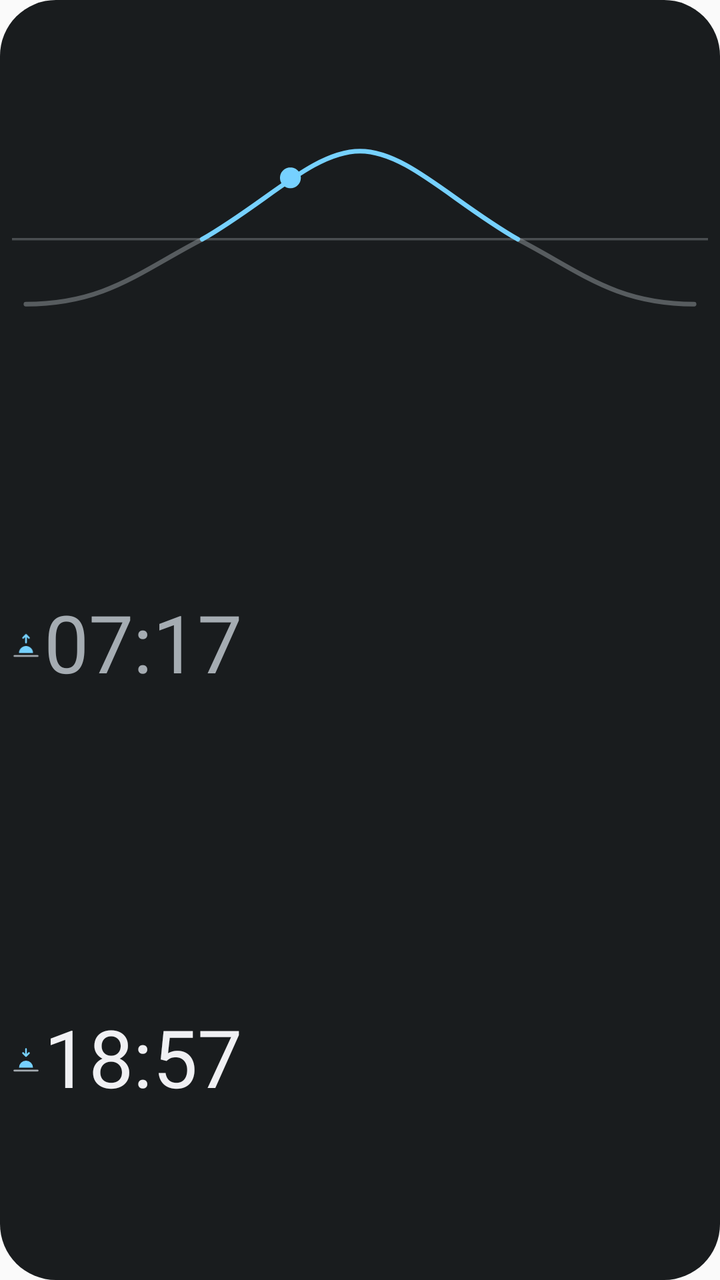
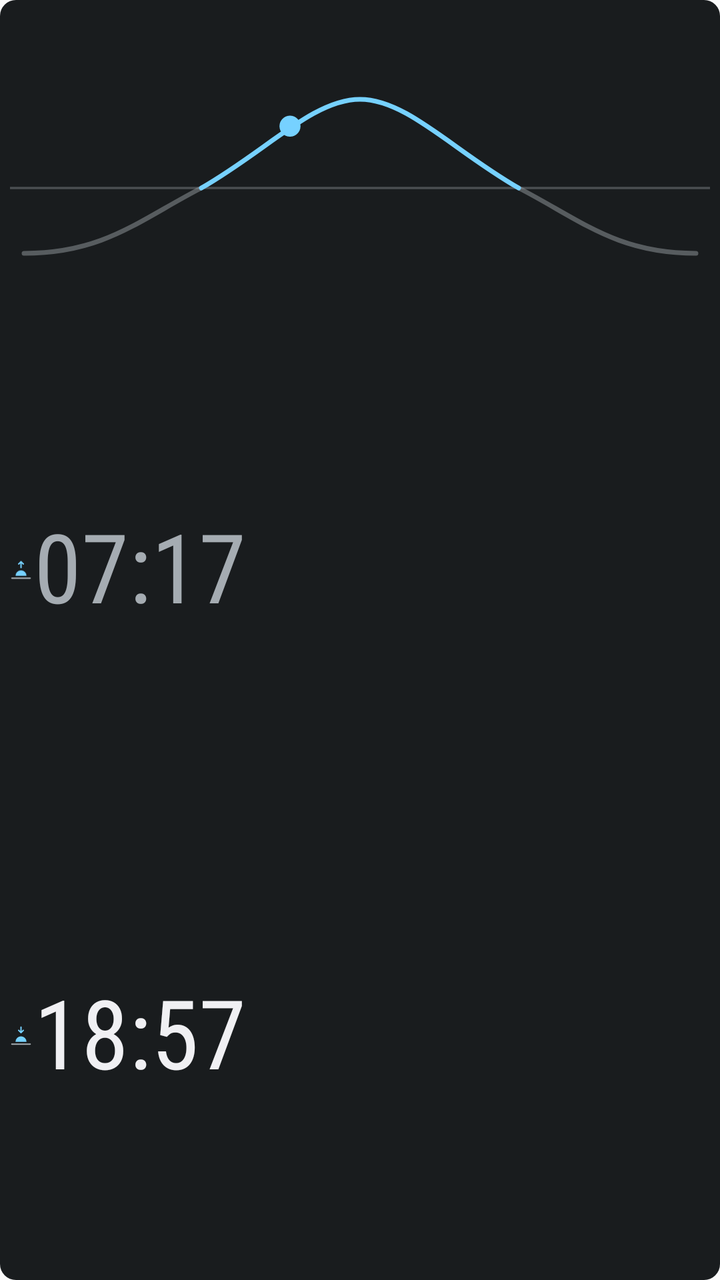

Two renders of the same Android screen: before a commit and after it. Below are the layout's source before the change and the commit's diff.
<!-- AndroidManifest.xml: application theme Theme.SunW -->
<!-- res/layout/widget_sun_tiny.xml -->
<?xml version="1.0" encoding="utf-8"?>
<LinearLayout xmlns:android="http://schemas.android.com/apk/res/android"
    android:id="@+id/root"
    android:layout_width="match_parent"
    android:layout_height="match_parent"
    android:background="@drawable/widget_background"
    android:orientation="vertical"
    android:padding="6dp">

    <ImageView
        android:id="@+id/curve"
        android:layout_width="match_parent"
        android:layout_height="0dp"
        android:layout_weight="0.34"
        android:contentDescription="@string/curve_description"
        android:scaleType="fitCenter"
        android:src="@drawable/curve_placeholder" />

    <LinearLayout
        android:layout_width="match_parent"
        android:layout_height="0dp"
        android:layout_weight="0.33"
        android:gravity="center_vertical"
        android:orientation="horizontal">

        <ImageView
            android:id="@+id/sunrise_icon"
            android:layout_width="14dp"
            android:layout_height="14dp"
            android:layout_marginEnd="2dp"
            android:importantForAccessibility="no"
            android:src="@drawable/ic_sunrise" />

        
        <TextView
            android:id="@+id/sunrise"
            android:layout_width="0dp"
            android:layout_height="match_parent"
            android:layout_weight="1"
            android:autoSizeMaxTextSize="40sp"
            android:autoSizeMinTextSize="9sp"
            android:autoSizeStepGranularity="1sp"
            android:autoSizeTextType="uniform"
            android:gravity="center_vertical|start"
            android:includeFontPadding="false"
            android:maxLines="1"
            android:text="07:17"
            android:textColor="@color/widget_text_secondary" />
    </LinearLayout>

    <LinearLayout
        android:id="@+id/sunset_row"
        android:layout_width="match_parent"
        android:layout_height="0dp"
        android:layout_weight="0.33"
        android:gravity="center_vertical"
        android:orientation="horizontal">

        <ImageView
            android:layout_width="14dp"
            android:layout_height="14dp"
            android:layout_marginEnd="2dp"
            android:importantForAccessibility="no"
            android:src="@drawable/ic_sunset" />

        <TextView
            android:id="@+id/sunset"
            android:layout_width="0dp"
            android:layout_height="match_parent"
            android:layout_weight="1"
            android:autoSizeMaxTextSize="40sp"
            android:autoSizeMinTextSize="9sp"
            android:autoSizeStepGranularity="1sp"
            android:autoSizeTextType="uniform"
            android:gravity="center_vertical|start"
            android:includeFontPadding="false"
            android:maxLines="1"
            android:text="18:57"
            android:textColor="@color/widget_text" />
    </LinearLayout>
</LinearLayout>
<!-- resources referenced by this layout -->
<resources>
  <color name="widget_text">#F2F1EE</color>
  <color name="widget_text_secondary">#A8A6A1</color>
  <!-- drawable curve_placeholder (drawable) -->
  <?xml version="1.0" encoding="utf-8"?>
  <vector xmlns:android="http://schemas.android.com/apk/res/android"
      android:width="300dp"
      android:height="80dp"
      android:viewportWidth="300"
      android:viewportHeight="80">
      <path
          android:strokeColor="@color/widget_text_secondary"
          android:strokeAlpha="0.35"
          android:strokeWidth="1"
          android:pathData="M0,46H300" />
      <path
          android:strokeColor="@color/widget_text_secondary"
          android:strokeAlpha="0.45"
          android:strokeWidth="2"
          android:strokeLineCap="round"
          android:pathData="M6,74 C40,74 55,60 82,46 M218,46 C245,60 260,74 294,74" />
      <path
          android:strokeColor="@color/widget_accent"
          android:strokeWidth="2"
          android:strokeLineCap="round"
          android:pathData="M82,46 C110,30 130,8 150,8 C170,8 190,30 218,46" />
      <path
          android:fillColor="@color/widget_accent"
          android:pathData="M120,19.5m-4.5,0a4.5,4.5 0,1 1,9 0a4.5,4.5 0,1 1,-9 0" />
  </vector>
  <!-- drawable ic_sunrise (drawable) -->
  <?xml version="1.0" encoding="utf-8"?>
  <vector xmlns:android="http://schemas.android.com/apk/res/android"
      android:width="16dp"
      android:height="16dp"
      android:viewportWidth="24"
      android:viewportHeight="24">
      <path
          android:fillColor="@color/widget_accent"
          android:pathData="M6,18a6,6 0,0 1,12 0z" />
      <path
          android:strokeColor="@color/widget_text_secondary"
          android:strokeWidth="1.5"
          android:strokeLineCap="round"
          android:pathData="M2,20.5h20" />
      <path
          android:strokeColor="@color/widget_accent"
          android:strokeWidth="1.5"
          android:strokeLineCap="round"
          android:strokeLineJoin="round"
          android:pathData="M12,9V2.5M9.5,5 L12,2.5 14.5,5" />
  </vector>
  <!-- drawable ic_sunset (drawable) -->
  <?xml version="1.0" encoding="utf-8"?>
  <vector xmlns:android="http://schemas.android.com/apk/res/android"
      android:width="16dp"
      android:height="16dp"
      android:viewportWidth="24"
      android:viewportHeight="24">
      <path
          android:fillColor="@color/widget_accent"
          android:pathData="M6,18a6,6 0,0 1,12 0z" />
      <path
          android:strokeColor="@color/widget_text_secondary"
          android:strokeWidth="1.5"
          android:strokeLineCap="round"
          android:pathData="M2,20.5h20" />
      <path
          android:strokeColor="@color/widget_accent"
          android:strokeWidth="1.5"
          android:strokeLineCap="round"
          android:strokeLineJoin="round"
          android:pathData="M12,2V8M9.5,5.5 L12,8 14.5,5.5" />
  </vector>
  <!-- drawable widget_background (drawable) -->
  <?xml version="1.0" encoding="utf-8"?>
  <shape xmlns:android="http://schemas.android.com/apk/res/android" android:shape="rectangle">
      <corners android:radius="@dimen/widget_radius" />
      <solid android:color="@color/widget_background" />
  </shape>
  <string name="curve_description">Solar elevation over the day</string>
  <style name="Theme.SunW" parent="android:Theme.Material.Light.NoActionBar">
          <item name="android:colorAccent">#C77800</item>
      </style>
  <color name="widget_accent">#FFB547</color>
  <dimen name="widget_radius">20dp</dimen>
  <color name="widget_background">#E6141518</color>
</resources>

<!-- the commit's change to res/layout/widget_sun_tiny.xml (unified diff, before → after) -->
@@ -3,15 +3,16 @@
     android:id="@+id/root"
     android:layout_width="match_parent"
     android:layout_height="match_parent"
-    android:background="@drawable/widget_background"
+    android:background="@drawable/widget_background_tiny"
     android:orientation="vertical"
-    android:padding="6dp">
+    android:paddingHorizontal="5dp"
+    android:paddingVertical="5dp">
 
     <ImageView
         android:id="@+id/curve"
         android:layout_width="match_parent"
         android:layout_height="0dp"
-        android:layout_weight="0.34"
+        android:layout_weight="0.26"
         android:contentDescription="@string/curve_description"
         android:scaleType="fitCenter"
         android:src="@drawable/curve_placeholder" />
@@ -19,15 +20,15 @@
     <LinearLayout
         android:layout_width="match_parent"
         android:layout_height="0dp"
-        android:layout_weight="0.33"
+        android:layout_weight="0.37"
         android:gravity="center_vertical"
         android:orientation="horizontal">
 
         <ImageView
             android:id="@+id/sunrise_icon"
-            android:layout_width="14dp"
-            android:layout_height="14dp"
-            android:layout_marginEnd="2dp"
+            android:layout_width="11dp"
+            android:layout_height="11dp"
+            android:layout_marginEnd="1dp"
             android:importantForAccessibility="no"
             android:src="@drawable/ic_sunrise" />
 
@@ -37,10 +38,11 @@
             android:layout_width="0dp"
             android:layout_height="match_parent"
             android:layout_weight="1"
-            android:autoSizeMaxTextSize="40sp"
+            android:autoSizeMaxTextSize="48sp"
             android:autoSizeMinTextSize="9sp"
             android:autoSizeStepGranularity="1sp"
             android:autoSizeTextType="uniform"
+            android:fontFamily="sans-serif-condensed"
             android:gravity="center_vertical|start"
             android:includeFontPadding="false"
             android:maxLines="1"
@@ -52,14 +54,14 @@
         android:id="@+id/sunset_row"
         android:layout_width="match_parent"
         android:layout_height="0dp"
-        android:layout_weight="0.33"
+        android:layout_weight="0.37"
         android:gravity="center_vertical"
         android:orientation="horizontal">
 
         <ImageView
-            android:layout_width="14dp"
-            android:layout_height="14dp"
-            android:layout_marginEnd="2dp"
+            android:layout_width="11dp"
+            android:layout_height="11dp"
+            android:layout_marginEnd="1dp"
             android:importantForAccessibility="no"
             android:src="@drawable/ic_sunset" />
 
@@ -68,10 +70,11 @@
             android:layout_width="0dp"
             android:layout_height="match_parent"
             android:layout_weight="1"
-            android:autoSizeMaxTextSize="40sp"
+            android:autoSizeMaxTextSize="48sp"
             android:autoSizeMinTextSize="9sp"
             android:autoSizeStepGranularity="1sp"
             android:autoSizeTextType="uniform"
+            android:fontFamily="sans-serif-condensed"
             android:gravity="center_vertical|start"
             android:includeFontPadding="false"
             android:maxLines="1"
<!-- resource entries referenced after the edit -->
@@ -73,10 +73,10 @@
           android:strokeLineJoin="round"
           android:pathData="M12,2V8M9.5,5.5 L12,8 14.5,5.5" />
   </vector>
-  <!-- drawable widget_background (drawable) -->
+  <!-- drawable widget_background_tiny (drawable) -->
   <?xml version="1.0" encoding="utf-8"?>
   <shape xmlns:android="http://schemas.android.com/apk/res/android" android:shape="rectangle">
-      <corners android:radius="@dimen/widget_radius" />
+      <corners android:radius="8dp" />
       <solid android:color="@color/widget_background" />
   </shape>
   <string name="curve_description">Solar elevation over the day</string>
@@ -84,7 +84,6 @@
           <item name="android:colorAccent">#C77800</item>
       </style>
   <color name="widget_accent">#FFB547</color>
-  <dimen name="widget_radius">20dp</dimen>
   <color name="widget_background">#E6141518</color>
 </resources>
 
